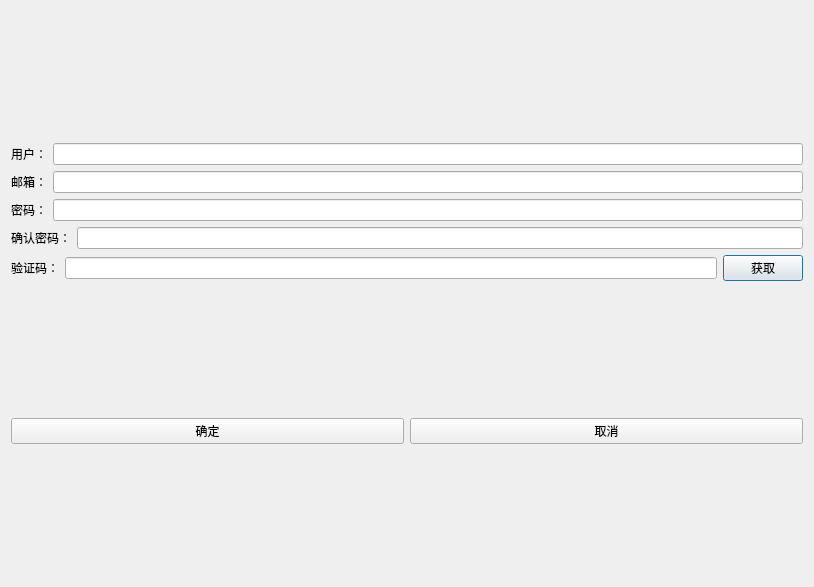
Qt form ChatClient/registerdialog.ui (Zinobali/EmoChat) before a commit.
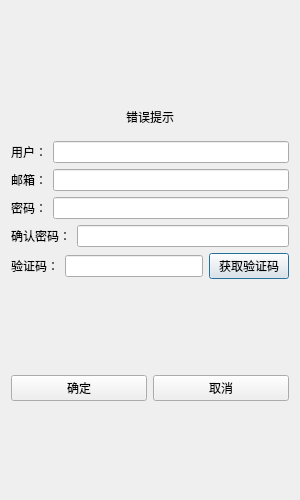
The same form after that commit.

```diff
--- a/ChatClient/registerdialog.ui
+++ b/ChatClient/registerdialog.ui
@@ -6,10 +6,22 @@
    <rect>
     <x>0</x>
     <y>0</y>
-    <width>814</width>
-    <height>587</height>
+    <width>300</width>
+    <height>500</height>
    </rect>
   </property>
+  <property name="minimumSize">
+   <size>
+    <width>300</width>
+    <height>500</height>
+   </size>
+  </property>
+  <property name="maximumSize">
+   <size>
+    <width>300</width>
+    <height>500</height>
+   </size>
+  </property>
   <property name="windowTitle">
    <string>Dialog</string>
   </property>
@@ -27,6 +39,22 @@
      </property>
     </spacer>
    </item>
+   <item>
+    <widget class="QWidget" name="widget" native="true">
+     <layout class="QVBoxLayout" name="verticalLayout_2">
+      <item>
+       <widget class="QLabel" name="tip_label">
+        <property name="text">
+         <string>错误提示</string>
+        </property>
+        <property name="alignment">
+         <set>Qt::AlignCenter</set>
+        </property>
+       </widget>
+      </item>
+     </layout>
+    </widget>
+   </item>
    <item>
     <layout class="QHBoxLayout" name="horizontalLayout">
      <item>
@@ -65,7 +93,11 @@
       </widget>
      </item>
      <item>
-      <widget class="QLineEdit" name="lineEdit_3"/>
+      <widget class="QLineEdit" name="lineEdit_Passwd">
+       <property name="echoMode">
+        <enum>QLineEdit::Password</enum>
+       </property>
+      </widget>
      </item>
     </layout>
    </item>
@@ -79,7 +111,11 @@
       </widget>
      </item>
      <item>
-      <widget class="QLineEdit" name="lineEdit_4"/>
+      <widget class="QLineEdit" name="lineEdit_Confirm">
+       <property name="echoMode">
+        <enum>QLineEdit::Password</enum>
+       </property>
+      </widget>
      </item>
     </layout>
    </item>
@@ -98,7 +134,7 @@
      <item>
       <widget class="QPushButton" name="pushButton">
        <property name="text">
-        <string>获取</string>
+        <string>获取验证码</string>
        </property>
       </widget>
      </item>
```
Left out of the diff: 4 changed lines with no effect on the pictures.
